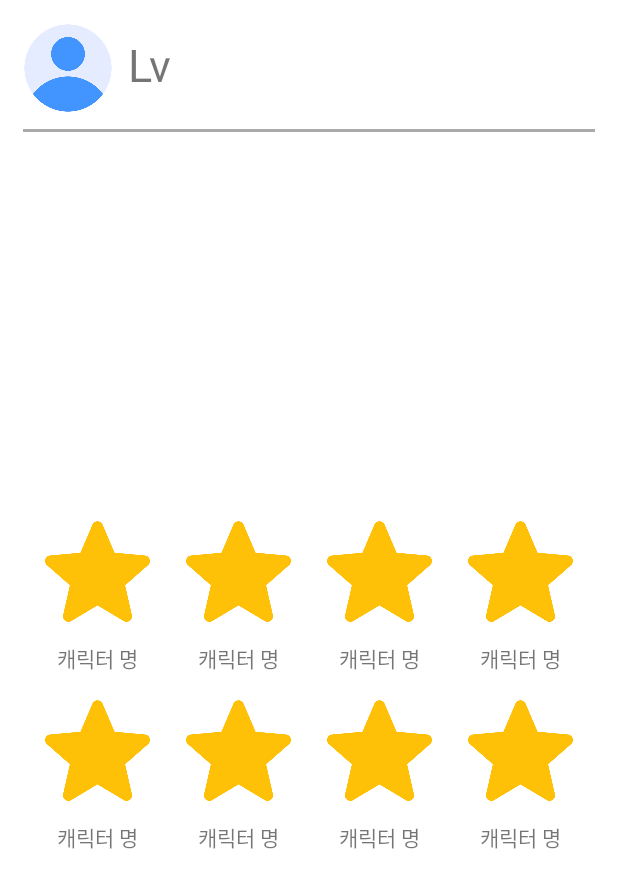
After one commit to yuchaemin2/ReviewMate, an Android app: the layout my_character_page.xml on its own in the app's theme, with its tools: preview values and no code run, on a phone screen of 412 x 824 dp. The commit adds this screen. Shown: the top 888 px of the screen. Run offline under Robolectric (Android 15) with nearby library versions, the phone set to English and light mode, and no system bars.

Commit message:
layout build

```diff
--- /dev/null
+++ b/app/src/main/res/drawable/add_review_btn.xml
@@ -0,0 +1,4 @@
+<?xml version="1.0" encoding="utf-8"?>
+<shape xmlns:android="http://schemas.android.com/apk/res/android" android:shape="oval">
+    <solid android:color="#8572EE"/>
+</shape>
--- a/app/src/main/res/drawable/baseline_search_24.xml
+++ b/app/src/main/res/drawable/baseline_search_24.xml
@@ -1,4 +1,4 @@
-<vector android:height="24dp" android:tint="#000000"
+<vector android:height="24dp" android:tint="#AAAAAA"
     android:viewportHeight="24" android:viewportWidth="24"
     android:width="24dp" xmlns:android="http://schemas.android.com/apk/res/android">
     <path android:fillColor="@android:color/white" android:pathData="M15.5,14h-0.79l-0.28,-0.27C15.41,12.59 16,11.11 16,9.5 16,5.91 13.09,3 9.5,3S3,5.91 3,9.5 5.91,16 9.5,16c1.61,0 3.09,-0.59 4.23,-1.57l0.27,0.28v0.79l5,4.99L20.49,19l-4.99,-5zM9.5,14C7.01,14 5,11.99 5,9.5S7.01,5 9.5,5 14,7.01 14,9.5 11.99,14 9.5,14z"/>
--- /dev/null
+++ b/app/src/main/res/layout/my_character_page.xml
@@ -0,0 +1,231 @@
+<?xml version="1.0" encoding="utf-8"?>
+<LinearLayout xmlns:android="http://schemas.android.com/apk/res/android"
+    android:layout_width="match_parent"
+    android:layout_height="match_parent"
+    android:orientation="vertical"
+    android:layout_margin="10dp">
+
+    <LinearLayout
+        android:layout_width="match_parent"
+        android:layout_height="wrap_content"
+        android:orientation="horizontal"
+        android:layout_margin="5dp">
+
+        <ImageView
+            android:layout_width="60dp"
+            android:layout_height="60dp"
+            android:src="@drawable/user"/>
+
+        <TextView
+            android:layout_width="wrap_content"
+            android:layout_height="wrap_content"
+            android:text="Lv"
+            android:textSize="30dp"
+            android:layout_marginTop="7dp"
+            android:layout_marginLeft="10dp"/>
+
+    </LinearLayout>
+
+    <View
+        android:layout_width="match_parent"
+        android:layout_height="2dp"
+        android:background="#aaaaaa"
+        android:layout_margin="5dp"/>
+
+    <RelativeLayout
+        android:layout_width="match_parent"
+        android:layout_height="match_parent"
+        android:orientation="vertical"
+        android:gravity="center">
+
+
+        <GridLayout
+            android:layout_width="wrap_content"
+            android:layout_height="wrap_content"
+            android:columnCount="4"
+            android:orientation="horizontal">
+
+            <LinearLayout
+                android:layout_width="wrap_content"
+                android:layout_height="wrap_content"
+                android:orientation="vertical"
+                android:layout_margin="2dp">
+
+                <ImageView
+                    android:layout_width="70dp"
+                    android:layout_height="70dp"
+                    android:layout_margin="10dp"
+                    android:src="@drawable/star" />
+
+                <TextView
+                    android:layout_width="wrap_content"
+                    android:layout_height="wrap_content"
+                    android:layout_gravity="bottom|center"
+                    android:layout_margin="2dp"
+                    android:text="캐릭터 명"
+                    android:textAlignment="center"/>
+
+            </LinearLayout>
+
+            <LinearLayout
+                android:layout_width="wrap_content"
+                android:layout_height="wrap_content"
+                android:orientation="vertical"
+                android:layout_margin="2dp">
+
+                <ImageView
+                    android:layout_width="70dp"
+                    android:layout_height="70dp"
+                    android:layout_margin="10dp"
+                    android:src="@drawable/star" />
+
+                <TextView
+                    android:layout_width="wrap_content"
+                    android:layout_height="wrap_content"
+                    android:layout_gravity="bottom|center"
+                    android:layout_margin="2dp"
+                    android:text="캐릭터 명"
+                    android:textAlignment="center"/>
+
+            </LinearLayout>
+
+            <LinearLayout
+                android:layout_width="wrap_content"
+                android:layout_height="wrap_content"
+                android:orientation="vertical"
+                android:layout_margin="2dp">
+
+                <ImageView
+                    android:layout_width="70dp"
+                    android:layout_height="70dp"
+                    android:layout_margin="10dp"
+                    android:src="@drawable/star" />
+
+                <TextView
+                    android:layout_width="wrap_content"
+                    android:layout_height="wrap_content"
+                    android:layout_gravity="bottom|center"
+                    android:layout_margin="2dp"
+                    android:text="캐릭터 명"
+                    android:textAlignment="center"/>
+
+            </LinearLayout>
+
+            <LinearLayout
+                android:layout_width="wrap_content"
+                android:layout_height="wrap_content"
+                android:orientation="vertical"
+                android:layout_margin="2dp">
+
+                <ImageView
+                    android:layout_width="70dp"
+                    android:layout_height="70dp"
+                    android:layout_margin="10dp"
+                    android:src="@drawable/star" />
+
+                <TextView
+                    android:layout_width="wrap_content"
+                    android:layout_height="wrap_content"
+                    android:layout_gravity="bottom|center"
+                    android:layout_margin="2dp"
+                    android:text="캐릭터 명"
+                    android:textAlignment="center"/>
+
+            </LinearLayout>
+
+            <LinearLayout
+                android:layout_width="wrap_content"
+                android:layout_height="wrap_content"
+                android:orientation="vertical"
+                android:layout_margin="2dp">
+
+                <ImageView
+                    android:layout_width="70dp"
+                    android:layout_height="70dp"
+                    android:layout_margin="10dp"
+                    android:src="@drawable/star" />
+
+                <TextView
+                    android:layout_width="wrap_content"
+                    android:layout_height="wrap_content"
+                    android:layout_gravity="bottom|center"
+                    android:layout_margin="2dp"
+                    android:text="캐릭터 명"
+                    android:textAlignment="center"/>
+
+            </LinearLayout>
+
+            <LinearLayout
+                android:layout_width="wrap_content"
+                android:layout_height="wrap_content"
+                android:orientation="vertical"
+                android:layout_margin="2dp">
+
+                <ImageView
+                    android:layout_width="70dp"
+                    android:layout_height="70dp"
+                    android:layout_margin="10dp"
+                    android:src="@drawable/star" />
+
+                <TextView
+                    android:layout_width="wrap_content"
+                    android:layout_height="wrap_content"
+                    android:layout_gravity="bottom|center"
+                    android:layout_margin="2dp"
+                    android:text="캐릭터 명"
+                    android:textAlignment="center"/>
+
+            </LinearLayout>
+
+            <LinearLayout
+                android:layout_width="wrap_content"
+                android:layout_height="wrap_content"
+                android:orientation="vertical"
+                android:layout_margin="2dp">
+
+                <ImageView
+                    android:layout_width="70dp"
+                    android:layout_height="70dp"
+                    android:layout_margin="10dp"
+                    android:src="@drawable/star" />
+
+                <TextView
+                    android:layout_width="wrap_content"
+                    android:layout_height="wrap_content"
+                    android:layout_gravity="bottom|center"
+                    android:layout_margin="2dp"
+                    android:text="캐릭터 명"
+                    android:textAlignment="center"/>
+
+            </LinearLayout>
+
+            <LinearLayout
+                android:layout_width="wrap_content"
+                android:layout_height="wrap_content"
+                android:orientation="vertical"
+                android:layout_margin="2dp">
+
+                <ImageView
+                    android:layout_width="70dp"
+                    android:layout_height="70dp"
+                    android:layout_margin="10dp"
+                    android:src="@drawable/star" />
+
+                <TextView
+                    android:layout_width="wrap_content"
+                    android:layout_height="wrap_content"
+                    android:layout_gravity="bottom|center"
+                    android:layout_margin="2dp"
+                    android:text="캐릭터 명"
+                    android:textAlignment="center"/>
+
+            </LinearLayout>
+
+
+        </GridLayout>
+
+    </RelativeLayout>
+
+
+
+</LinearLayout>
--- a/build.gradle
+++ b/build.gradle
@@ -1,6 +1,6 @@
 // Top-level build file where you can add configuration options common to all sub-projects/modules.
 plugins {
-    id 'com.android.application' version '7.4.2' apply false
-    id 'com.android.library' version '7.4.2' apply false
+    id 'com.android.application' version '8.0.2' apply false
+    id 'com.android.library' version '8.0.2' apply false
     id 'org.jetbrains.kotlin.android' version '1.8.0' apply false
 }
--- a/gradle.properties
+++ b/gradle.properties
@@ -21,3 +21,5 @@ kotlin.code.style=official
 # resources declared in the library itself and none from the library's dependencies,
 # thereby reducing the size of the R class for that library
 android.nonTransitiveRClass=true
+android.defaults.buildfeatures.buildconfig=true
+android.nonFinalResIds=false
```
Also changed, not shown: app/src/main/res/layout/movie_detail_item.xml (added, +85 -0 lines), app/src/main/res/layout/my_page.xml (added, +79 -0 lines), app/src/main/res/layout/my_review.xml (added, +19 -0 lines), app/src/main/res/layout/my_review_item.xml (added, +63 -0 lines), app/src/main/res/layout/search_item.xml (added, +50 -0 lines), app/src/main/res/layout/search_page.xml (added, +32 -0 lines), app/src/main/res/drawable/delete.png (added), app/src/main/res/drawable/movie_poster.jpg (added), app/src/main/res/drawable/star.png (added), app/src/main/res/drawable/user.png (added), gradle/wrapper/gradle-wrapper.properties.
